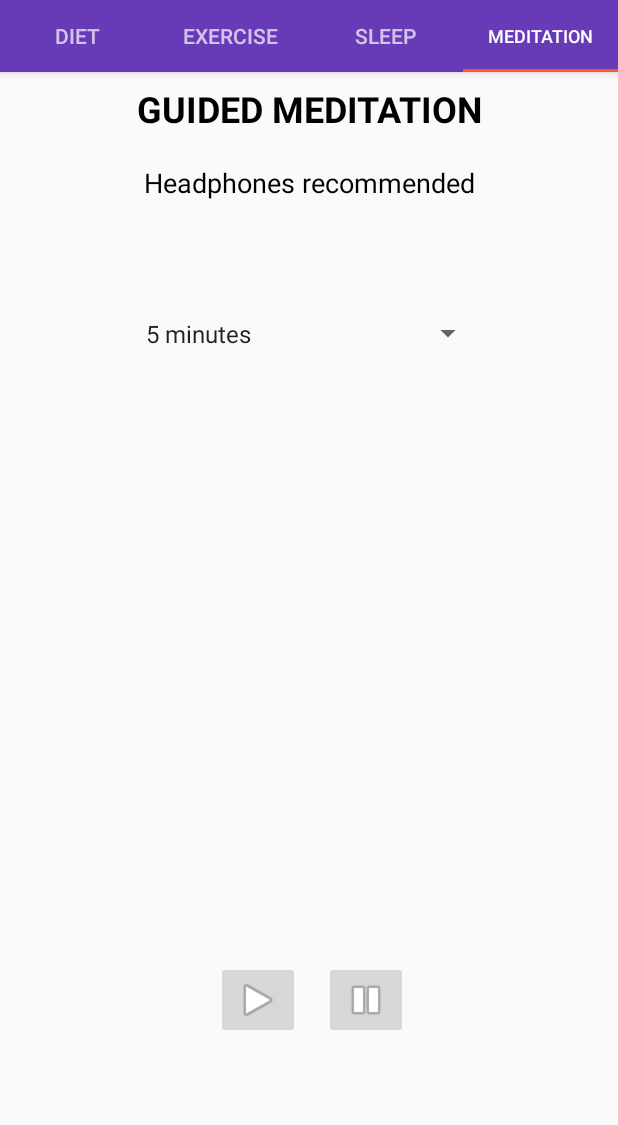
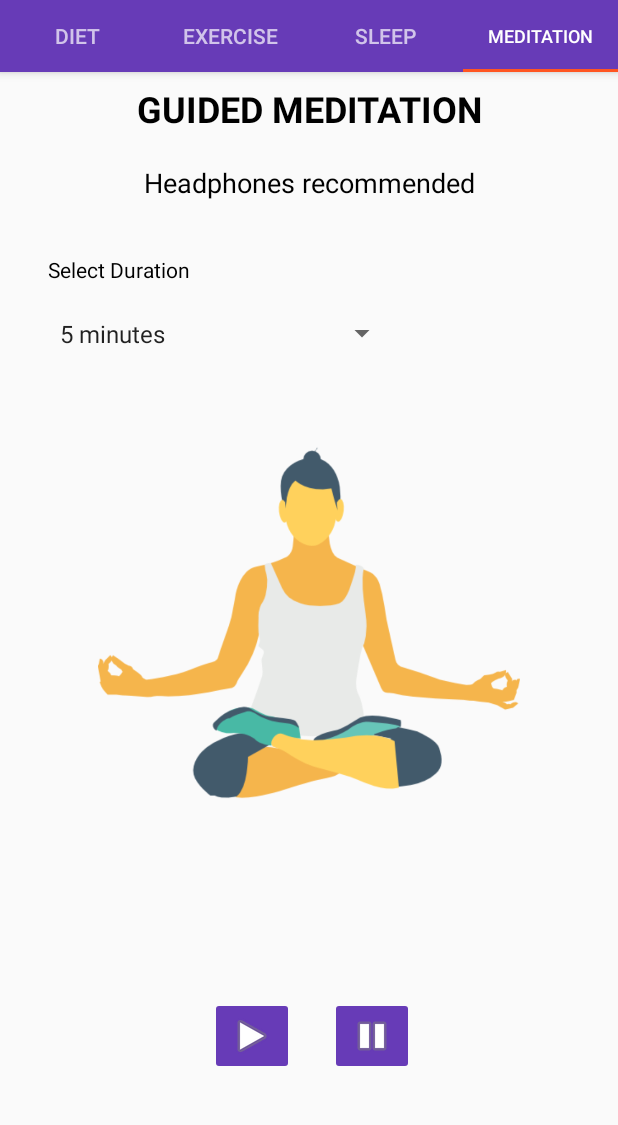
Before and after one commit to abhinavsaxena99/FitMate, an Android app: the screen it shows after launch once a user with an empty profile is signed in (MainActivity), tab 4 chosen, on a phone screen of 412 x 824 dp, the part 89-1214 px from its top. Run offline under Robolectric (Android 15) with nearby library versions, the phone set to English and light mode, and no system bars; our stand-ins replace Firebase (no records; nobody signed in at launch, a user with empty details on screens opened directly).

Commit message:
Meditate tab Finished

```diff
--- a/app/src/main/res/layout/meditation.xml
+++ b/app/src/main/res/layout/meditation.xml
@@ -10,10 +10,10 @@
         android:id="@+id/spinner"
         android:layout_width="233dp"
         android:layout_height="50dp"
+        android:layout_marginStart="32dp"
         android:layout_marginTop="52dp"
+        android:entries="@array/durations"
         android:spinnerMode="dialog"
-        android:entries="@array/durations"
-        app:layout_constraintEnd_toEndOf="parent"
         app:layout_constraintStart_toStartOf="parent"
         app:layout_constraintTop_toBottomOf="@+id/title" />
 
@@ -54,13 +54,14 @@
         android:layout_marginStart="140dp"
         android:layout_marginTop="8dp"
         android:layout_marginEnd="8dp"
-        android:layout_marginBottom="72dp"
+        android:layout_marginBottom="48dp"
+        android:backgroundTint="#673BB7"
         android:src="@android:drawable/ic_media_play"
         app:layout_constraintBottom_toBottomOf="parent"
         app:layout_constraintEnd_toStartOf="@+id/stop"
-        app:layout_constraintHorizontal_bias="0.333"
+        app:layout_constraintHorizontal_bias="0.0"
         app:layout_constraintStart_toStartOf="parent"
-        app:layout_constraintTop_toBottomOf="@+id/spinner"
+        app:layout_constraintTop_toBottomOf="@+id/imageView"
         app:layout_constraintVertical_bias="1.0" />
 
     <ImageButton
@@ -68,12 +69,34 @@
         android:layout_width="wrap_content"
         android:layout_height="wrap_content"
         android:layout_marginTop="8dp"
-        android:layout_marginEnd="140dp"
-        android:layout_marginBottom="72dp"
+        android:layout_marginEnd="136dp"
+        android:layout_marginBottom="48dp"
+        android:backgroundTint="#673BB7"
         app:layout_constraintBottom_toBottomOf="parent"
         app:layout_constraintEnd_toEndOf="parent"
-        app:layout_constraintTop_toBottomOf="@+id/spinner"
+        app:layout_constraintTop_toBottomOf="@+id/imageView"
         app:layout_constraintVertical_bias="1.0"
         app:srcCompat="@android:drawable/ic_media_pause" />
 
+    <TextView
+        android:id="@+id/textView3"
+        android:layout_width="wrap_content"
+        android:layout_height="wrap_content"
+        android:layout_marginTop="8dp"
+        android:text="Select Duration"
+        android:textColor="@android:color/black"
+        app:layout_constraintBottom_toTopOf="@+id/spinner"
+        app:layout_constraintStart_toStartOf="@+id/spinner"
+        app:layout_constraintTop_toBottomOf="@+id/title"
+        app:layout_constraintVertical_bias="0.68" />
+
+    <ImageView
+        android:id="@+id/imageView"
+        android:layout_width="281dp"
+        android:layout_height="335dp"
+        app:layout_constraintEnd_toEndOf="parent"
+        app:layout_constraintStart_toStartOf="parent"
+        app:layout_constraintTop_toBottomOf="@+id/spinner"
+        app:srcCompat="@drawable/meditation" />
+
 </androidx.constraintlayout.widget.ConstraintLayout>
```
Also changed, not shown: app/src/main/res/drawable/meditation.png (added).
